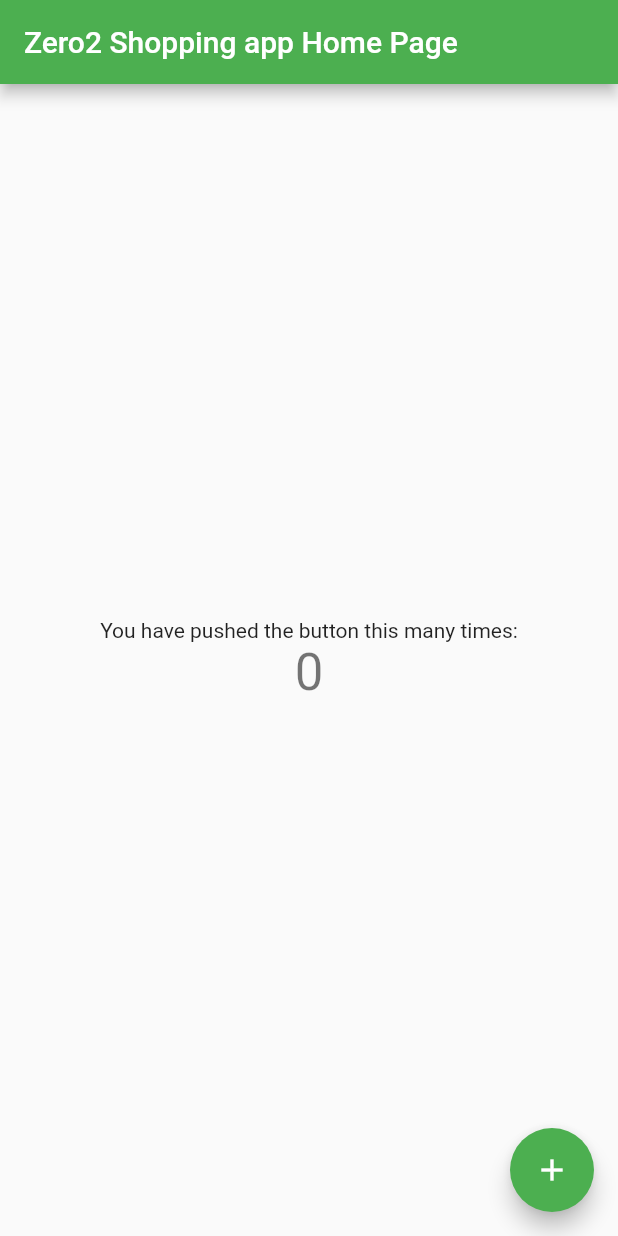
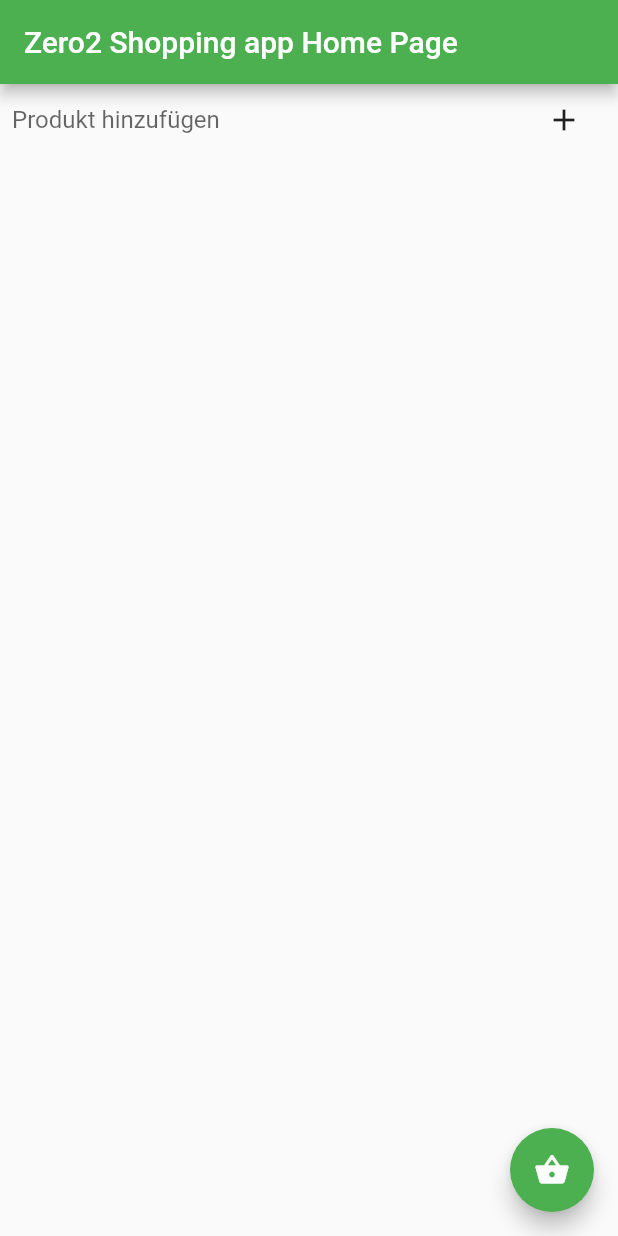
Before and after one commit to benschuler/climathon2019, a Flutter app: the screen it shows after launch, on a phone screen of 412 x 824 dp. Run offline on Flutter 3.47's test engine with Material 2 defaults, Android fonts, the light colour scheme and no system bars.

Commit message:
Texteingabefeld und Hinzufügen Button

```diff
--- a/lib/main.dart
+++ b/lib/main.dart
@@ -46,6 +46,14 @@ class MyHomePage extends StatefulWidget {
 class _MyHomePageState extends State<MyHomePage> {
   int _counter = 0;
 
+  // Some controllers to control UI elements
+  final TextEditingController _textController = new TextEditingController();
+
+  void _handleSubmitted(String text) {
+    _textController.clear();
+  }
+
+
   void _incrementCounter() {
     setState(() {
       // This call to setState tells the Flutter framework that something has
@@ -71,11 +79,11 @@ class _MyHomePageState extends State<MyHomePage> {
         // the App.build method, and use it to set our appbar title.
         title: Text(widget.title),
       ),
-      body: _createBody(),
+      body: _buildTextComposer(),
       floatingActionButton: FloatingActionButton(
         onPressed: _incrementCounter,
         tooltip: 'Increment',
-        child: Icon(Icons.add),
+        child: Icon(Icons.shopping_basket),
       ), // This trailing comma makes auto-formatting nicer for build methods.
     );
   }
@@ -112,4 +120,29 @@ class _MyHomePageState extends State<MyHomePage> {
       ),
     );
   }
+
+  // Widget for text input
+  Widget _buildTextComposer() {
+    return new Container(
+      margin: const EdgeInsets.symmetric(horizontal: 8.0),
+      child: new Row(
+        children: <Widget>[
+          new Flexible(
+            child: new TextField(
+              controller: _textController,
+              onSubmitted: _handleSubmitted,
+              decoration: new InputDecoration.collapsed(
+                  hintText: "Produkt hinzufügen"),
+            ),
+          ),
+          new Container(                                                 //new
+            margin: new EdgeInsets.symmetric(horizontal: 4.0),           //new
+            child: new IconButton(                                       //new
+                icon: new Icon(Icons.add),                                //new
+                onPressed: () => _handleSubmitted(_textController.text)),  //new
+          ),                                                             //new
+        ],
+      ),
+    );
+  }
 }
```
